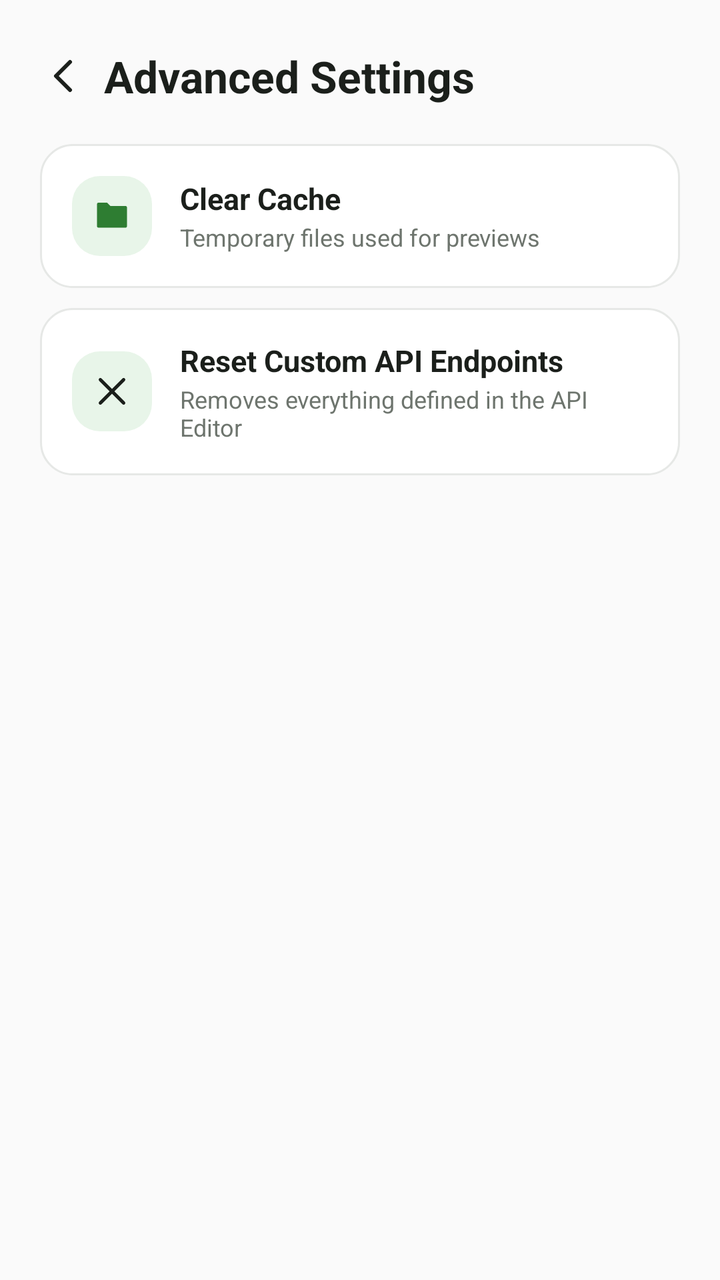
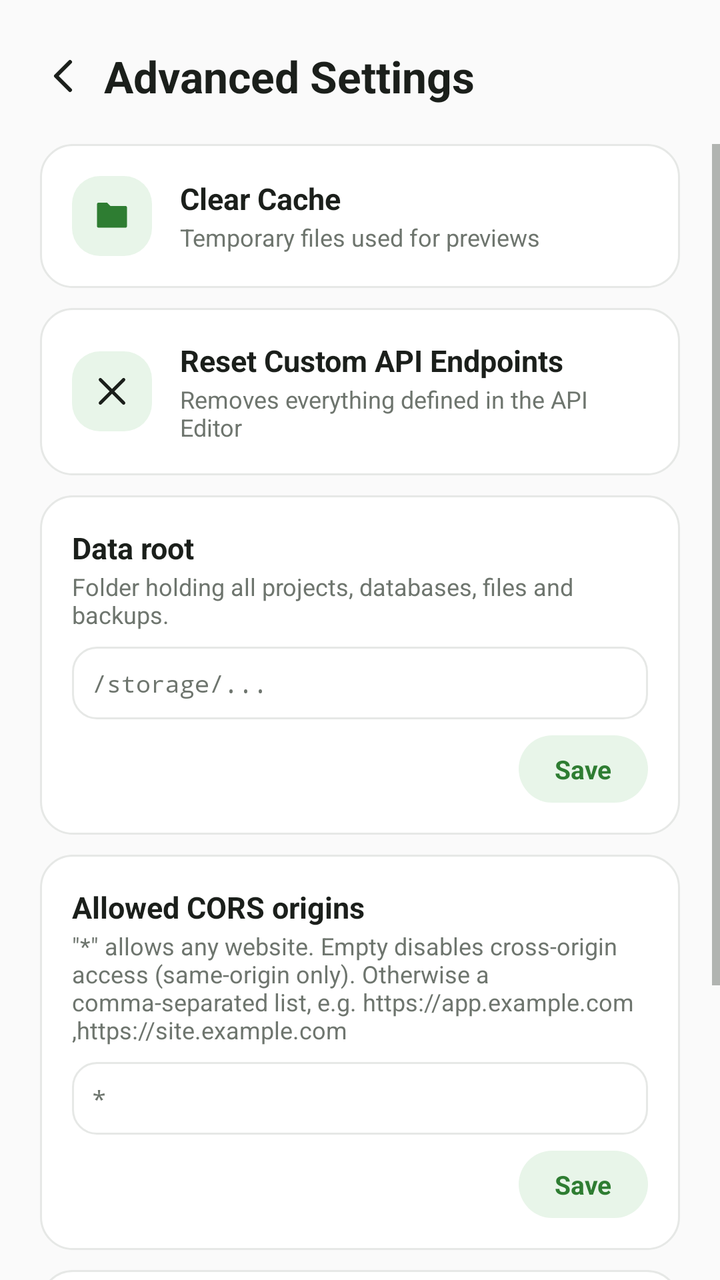

Compare the two renders of this Android layout. The source of the first and the diff that turns it into the second are given below.
<!-- AndroidManifest.xml: activity theme Theme.PhoneServer.Home -->
<!-- res/layout/activity_advanced_settings.xml -->
<?xml version="1.0" encoding="utf-8"?>
<LinearLayout xmlns:android="http://schemas.android.com/apk/res/android"
    android:layout_width="match_parent"
    android:layout_height="match_parent"
    android:orientation="vertical"
    android:background="@color/home_bg">

    <LinearLayout
        android:layout_width="match_parent"
        android:layout_height="wrap_content"
        android:orientation="horizontal"
        android:gravity="center_vertical"
        android:paddingStart="12dp"
        android:paddingEnd="20dp"
        android:paddingTop="18dp"
        android:paddingBottom="14dp">

        <ImageView
            android:id="@+id/back_button"
            android:layout_width="40dp"
            android:layout_height="40dp"
            android:padding="8dp"
            android:src="@drawable/ic_back_arrow" />

        <TextView
            android:layout_width="0dp"
            android:layout_height="wrap_content"
            android:layout_weight="1"
            android:text="Advanced Settings"
            android:textColor="@color/home_text_primary"
            android:textSize="22sp"
            android:textStyle="bold" />
    </LinearLayout>

    <LinearLayout
        android:layout_width="match_parent"
        android:layout_height="wrap_content"
        android:orientation="vertical"
        android:paddingStart="20dp"
        android:paddingEnd="20dp">

        <LinearLayout
            android:id="@+id/row_clear_cache"
            android:layout_width="match_parent"
            android:layout_height="wrap_content"
            android:orientation="horizontal"
            android:gravity="center_vertical"
            android:background="@drawable/bg_home_card"
            android:padding="16dp"
            android:layout_marginBottom="10dp">
            <FrameLayout android:layout_width="40dp" android:layout_height="40dp" android:background="@drawable/bg_home_icon_circle">
                <ImageView android:layout_width="20dp" android:layout_height="20dp" android:layout_gravity="center" android:src="@drawable/ic_folder" />
            </FrameLayout>
            <LinearLayout android:layout_width="0dp" android:layout_height="wrap_content" android:layout_weight="1" android:orientation="vertical" android:layout_marginStart="14dp">
                <TextView android:layout_width="wrap_content" android:layout_height="wrap_content" android:text="Clear Cache" android:textColor="@color/home_text_primary" android:textSize="15sp" android:textStyle="bold" />
                <TextView android:id="@+id/cache_size_text" android:layout_width="wrap_content" android:layout_height="wrap_content" android:text="Temporary files used for previews" android:textColor="@color/home_text_secondary" android:textSize="12sp" android:layout_marginTop="1dp" />
            </LinearLayout>
        </LinearLayout>

        <LinearLayout
            android:id="@+id/row_reset_endpoints"
            android:layout_width="match_parent"
            android:layout_height="wrap_content"
            android:orientation="horizontal"
            android:gravity="center_vertical"
            android:background="@drawable/bg_home_card"
            android:padding="16dp">
            <FrameLayout android:layout_width="40dp" android:layout_height="40dp" android:background="@drawable/bg_home_icon_circle">
                <ImageView android:layout_width="20dp" android:layout_height="20dp" android:layout_gravity="center" android:src="@drawable/ic_close_small" />
            </FrameLayout>
            <LinearLayout android:layout_width="0dp" android:layout_height="wrap_content" android:layout_weight="1" android:orientation="vertical" android:layout_marginStart="14dp">
                <TextView android:layout_width="wrap_content" android:layout_height="wrap_content" android:text="Reset Custom API Endpoints" android:textColor="@color/home_text_primary" android:textSize="15sp" android:textStyle="bold" />
                <TextView android:layout_width="wrap_content" android:layout_height="wrap_content" android:text="Removes everything defined in the API Editor" android:textColor="@color/home_text_secondary" android:textSize="12sp" android:layout_marginTop="1dp" />
            </LinearLayout>
        </LinearLayout>

    </LinearLayout>

</LinearLayout>
<!-- resources referenced by this layout -->
<resources>
  <color name="home_bg">#FAFAFA</color>
  <color name="home_text_primary">#1B1F1B</color>
  <color name="home_text_secondary">#6E756E</color>
  <!-- drawable bg_home_card (drawable) -->
  <shape xmlns:android="http://schemas.android.com/apk/res/android">
      <solid android:color="@color/home_surface" />
      <corners android:radius="16dp" />
      <stroke android:width="1dp" android:color="@color/home_border" />
  </shape>
  <!-- drawable bg_home_icon_circle (drawable) -->
  <shape xmlns:android="http://schemas.android.com/apk/res/android">
      <solid android:color="@color/home_accent_light" />
      <corners android:radius="14dp" />
  </shape>
  <!-- drawable ic_back_arrow (drawable) -->
  <vector xmlns:android="http://schemas.android.com/apk/res/android"
      android:width="24dp" android:height="24dp" android:viewportWidth="24" android:viewportHeight="24">
      <path android:fillColor="#00000000" android:strokeColor="#1B1F1B" android:strokeWidth="2" android:strokeLineCap="round" android:strokeLineJoin="round"
          android:pathData="M15,5l-7,7 7,7"/>
  </vector>
  <!-- drawable ic_close_small (drawable) -->
  <vector xmlns:android="http://schemas.android.com/apk/res/android"
      android:width="20dp" android:height="20dp" android:viewportWidth="24" android:viewportHeight="24">
      <path android:fillColor="#00000000" android:strokeColor="#1B1F1B" android:strokeWidth="2" android:strokeLineCap="round"
          android:pathData="M5,5l14,14M19,5L5,19"/>
  </vector>
  <!-- drawable ic_folder (drawable) -->
  <vector xmlns:android="http://schemas.android.com/apk/res/android"
      android:width="24dp" android:height="24dp" android:viewportWidth="24" android:viewportHeight="24">
      <path android:fillColor="#2E7D32" android:pathData="M3,5a1,1 0,0 1,1 -1h5l2,2h9a1,1 0,0 1,1 1v11a1,1 0,0 1,-1 1H4a1,1 0,0 1,-1 -1z"/>
  </vector>
  <style name="Theme.PhoneServer.Home" parent="Theme.MaterialComponents.Light.NoActionBar">
          <item name="android:colorBackground">@color/home_bg</item>
          <item name="android:textColorPrimary">@color/home_text_primary</item>
          <item name="android:textColorSecondary">@color/home_text_secondary</item>
          <item name="android:statusBarColor">@color/home_bg</item>
          <item name="android:navigationBarColor">@color/home_surface</item>
          <item name="android:windowLightStatusBar">true</item>
          <item name="android:windowBackground">@color/home_bg</item>
          <item name="colorPrimary">@color/home_accent</item>
          <item name="colorPrimaryDark">@color/home_bg</item>
          <item name="colorAccent">@color/home_accent</item>
          <item name="colorOnPrimary">@color/home_surface</item>
          <item name="colorSurface">@color/home_surface</item>
      </style>
  <color name="home_surface">#FFFFFF</color>
  <color name="home_border">#E6E8E6</color>
  <color name="home_accent_light">#E8F5E9</color>
  <color name="home_accent">#2E7D32</color>
</resources>

<!-- the commit's change to res/layout/activity_advanced_settings.xml (unified diff, before → after) -->
@@ -32,12 +32,19 @@
             android:textStyle="bold" />
     </LinearLayout>
 
+    <ScrollView
+        android:layout_width="match_parent"
+        android:layout_height="0dp"
+        android:layout_weight="1"
+        android:fillViewport="true">
+
     <LinearLayout
         android:layout_width="match_parent"
         android:layout_height="wrap_content"
         android:orientation="vertical"
         android:paddingStart="20dp"
-        android:paddingEnd="20dp">
+        android:paddingEnd="20dp"
+        android:paddingBottom="24dp">
 
         <LinearLayout
             android:id="@+id/row_clear_cache"
@@ -74,6 +81,138 @@
             </LinearLayout>
         </LinearLayout>
 
+        
+        <LinearLayout
+            android:layout_width="match_parent"
+            android:layout_height="wrap_content"
+            android:orientation="vertical"
+            android:background="@drawable/bg_home_card"
+            android:padding="16dp"
+            android:layout_marginTop="10dp"
+            android:layout_marginBottom="10dp">
+
+            <TextView android:layout_width="wrap_content" android:layout_height="wrap_content" android:text="Data root" android:textColor="@color/home_text_primary" android:textSize="15sp" android:textStyle="bold" />
+            <TextView android:layout_width="wrap_content" android:layout_height="wrap_content" android:text="Folder holding all projects, databases, files and backups." android:textColor="@color/home_text_secondary" android:textSize="12sp" android:layout_marginTop="1dp" />
+
+            <EditText
+                android:id="@+id/data_root_input"
+                android:layout_width="match_parent"
+                android:layout_height="wrap_content"
+                android:layout_marginTop="8dp"
+                android:background="@drawable/bg_input_outline"
+                android:padding="10dp"
+                android:inputType="text"
+                android:singleLine="true"
+                android:fontFamily="monospace"
+                android:textColor="@color/home_text_primary"
+                android:textColorHint="@color/home_text_secondary"
+                android:textSize="12sp"
+                android:hint="/storage/..." />
+
+            <TextView
+                android:id="@+id/save_data_root"
+                android:layout_width="wrap_content"
+                android:layout_height="wrap_content"
+                android:layout_gravity="end"
+                android:layout_marginTop="8dp"
+                android:background="@drawable/bg_pill_light"
+                android:paddingStart="18dp"
+                android:paddingEnd="18dp"
+                android:paddingTop="8dp"
+                android:paddingBottom="8dp"
+                android:text="Save"
+                android:textColor="@color/home_accent"
+                android:textSize="13sp"
+                android:textStyle="bold" />
+        </LinearLayout>
+
+        <LinearLayout
+            android:layout_width="match_parent"
+            android:layout_height="wrap_content"
+            android:orientation="vertical"
+            android:background="@drawable/bg_home_card"
+            android:padding="16dp"
+            android:layout_marginBottom="10dp">
+
+            <TextView android:layout_width="wrap_content" android:layout_height="wrap_content" android:text="Allowed CORS origins" android:textColor="@color/home_text_primary" android:textSize="15sp" android:textStyle="bold" />
+            <TextView android:layout_width="wrap_content" android:layout_height="wrap_content" android:text="&quot;*&quot; allows any website. Empty disables cross-origin access (same-origin only). Otherwise a comma-separated list, e.g. https://app.example.com,https://site.example.com" android:textColor="@color/home_text_secondary" android:textSize="12sp" android:layout_marginTop="1dp" />
+
+            <EditText
+                android:id="@+id/allowed_origins_input"
+                android:layout_width="match_parent"
+                android:layout_height="wrap_content"
+                android:layout_marginTop="8dp"
+                android:background="@drawable/bg_input_outline"
+                android:padding="10dp"
+                android:inputType="text"
+                android:singleLine="true"
+                android:fontFamily="monospace"
+                android:textColor="@color/home_text_primary"
+                android:textColorHint="@color/home_text_secondary"
+                android:textSize="12sp"
+                android:hint="*" />
+
+            <TextView
+                android:id="@+id/save_allowed_origins"
+                android:layout_width="wrap_content"
+                android:layout_height="wrap_content"
+                android:layout_gravity="end"
+                android:layout_marginTop="8dp"
+                android:background="@drawable/bg_pill_light"
+                android:paddingStart="18dp"
+                android:paddingEnd="18dp"
+                android:paddingTop="8dp"
+                android:paddingBottom="8dp"
+                android:text="Save"
+                android:textColor="@color/home_accent"
+                android:textSize="13sp"
+                android:textStyle="bold" />
+        </LinearLayout>
+
+        <LinearLayout
+            android:layout_width="match_parent"
+            android:layout_height="wrap_content"
+            android:orientation="vertical"
+            android:background="@drawable/bg_home_card"
+            android:padding="16dp"
+            android:layout_marginBottom="10dp">
+
+            <TextView android:layout_width="wrap_content" android:layout_height="wrap_content" android:text="API rate limit per minute" android:textColor="@color/home_text_primary" android:textSize="15sp" android:textStyle="bold" />
+            <TextView android:layout_width="wrap_content" android:layout_height="wrap_content" android:text="Maximum data API requests allowed per client IP each minute (minimum 10)." android:textColor="@color/home_text_secondary" android:textSize="12sp" android:layout_marginTop="1dp" />
+
+            <EditText
+                android:id="@+id/rate_limit_input"
+                android:layout_width="match_parent"
+                android:layout_height="wrap_content"
+                android:layout_marginTop="8dp"
+                android:background="@drawable/bg_input_outline"
+                android:padding="10dp"
+                android:inputType="number"
+                android:singleLine="true"
+                android:fontFamily="monospace"
+                android:textColor="@color/home_text_primary"
+                android:textColorHint="@color/home_text_secondary"
+                android:textSize="12sp"
+                android:hint="240" />
+
+            <TextView
+                android:id="@+id/save_rate_limit"
+                android:layout_width="wrap_content"
+                android:layout_height="wrap_content"
+                android:layout_gravity="end"
+                android:layout_marginTop="8dp"
+                android:background="@drawable/bg_pill_light"
+                android:paddingStart="18dp"
+                android:paddingEnd="18dp"
+                android:paddingTop="8dp"
+                android:paddingBottom="8dp"
+                android:text="Save"
+                android:textColor="@color/home_accent"
+                android:textSize="13sp"
+                android:textStyle="bold" />
+        </LinearLayout>
+
     </LinearLayout>
+    </ScrollView>
 
 </LinearLayout>
<!-- resource entries referenced after the edit -->
@@ -13,6 +13,17 @@
   <shape xmlns:android="http://schemas.android.com/apk/res/android">
       <solid android:color="@color/home_accent_light" />
       <corners android:radius="14dp" />
+  </shape>
+  <!-- drawable bg_input_outline (drawable) -->
+  <shape xmlns:android="http://schemas.android.com/apk/res/android">
+      <solid android:color="@color/home_surface" />
+      <corners android:radius="12dp" />
+      <stroke android:width="1dp" android:color="@color/home_border" />
+  </shape>
+  <!-- drawable bg_pill_light (drawable) -->
+  <shape xmlns:android="http://schemas.android.com/apk/res/android">
+      <solid android:color="@color/home_accent_light" />
+      <corners android:radius="20dp" />
   </shape>
   <!-- drawable ic_back_arrow (drawable) -->
   <vector xmlns:android="http://schemas.android.com/apk/res/android"
